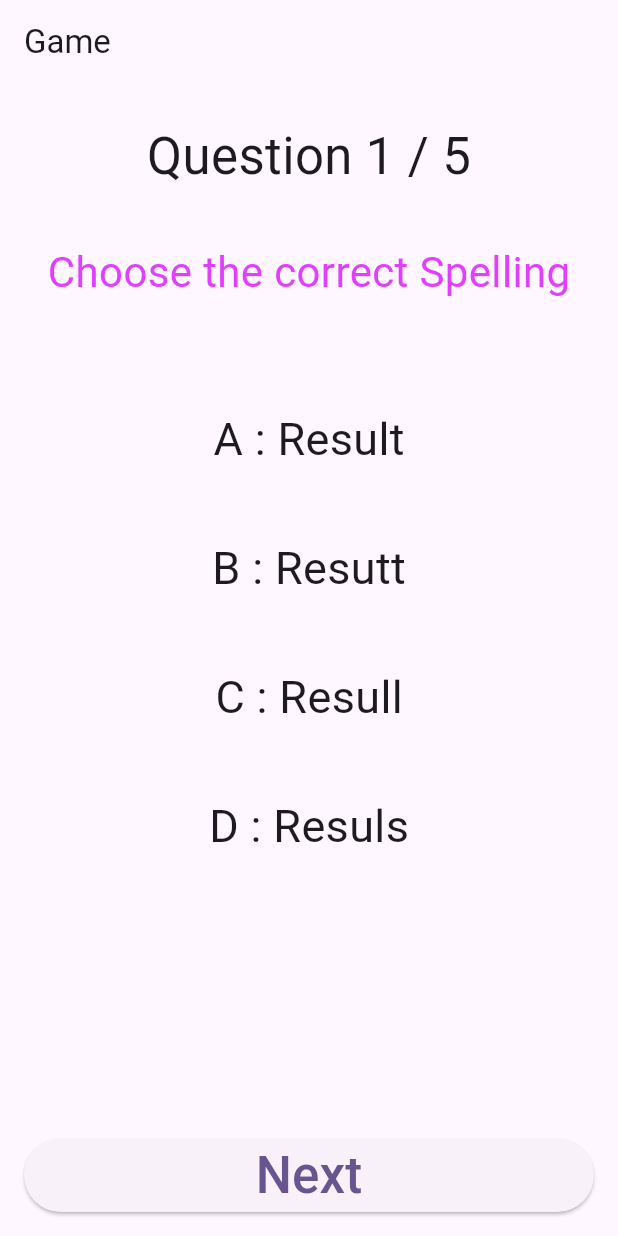
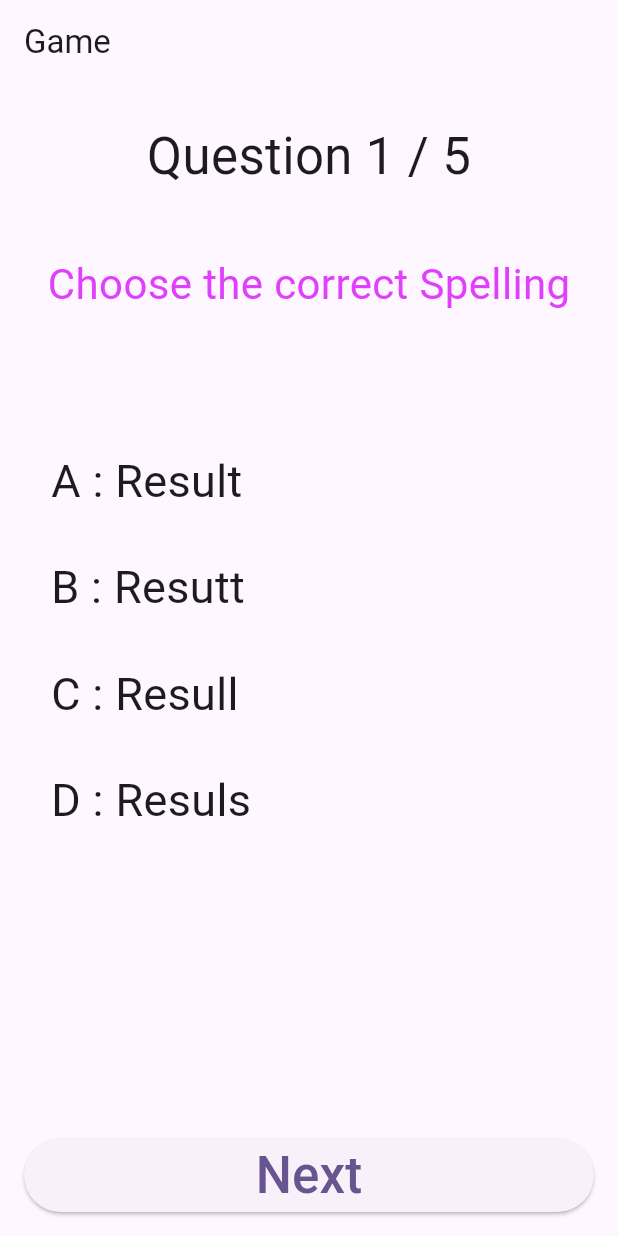
Before and after one commit to natwhiskey/Vocabulary-Game-Quiz-App, a Flutter app: the GamePage screen opened directly with empty values, on a phone screen of 412 x 824 dp. Run offline on Flutter 3.47's test engine with Material 3 defaults, Android fonts, the phone set to English and light mode, and no system bars.

Commit message:
change for loop build to list view

```diff
--- a/lib/game/page/game_page.dart
+++ b/lib/game/page/game_page.dart
@@ -82,21 +82,18 @@ class _GamePageState extends State<GamePage> {
               ),
             ),
             const Padding(
-              padding: EdgeInsets.all(8.0),
+              padding: EdgeInsets.all(16.0),
               child: Text('Choose the correct Spelling', style: TextStyle(fontSize: 28.0, color: Colors.purpleAccent)),
             ),
-            Padding(
-              padding: const EdgeInsets.only(top: 48.0),
-              child: Column(
-                children: [
-                  for (int i = 0; i < controller.quizzes[controller.currentQuestionIndex].choices.length; i++)
-                    Column(
-                      children: [
-                        _buildChoiceButton(i, controller.quizzes[controller.currentQuestionIndex].choices[i]),
-                        SizedBox(height: 15.0),
-                      ],
-                    ),
-                ],
+            Expanded(
+              child: Padding(
+                padding: const EdgeInsets.symmetric(vertical: 60,horizontal: 20),
+                child: ListView.builder(
+                itemCount: controller.quizzes[controller.currentQuestionIndex].choices.length,
+                itemBuilder: (context, index) {
+                  return _buildChoiceButton(index, controller.quizzes[controller.currentQuestionIndex].choices[index]);
+                },
+                          ),
               ),
             ),
           ],
```
